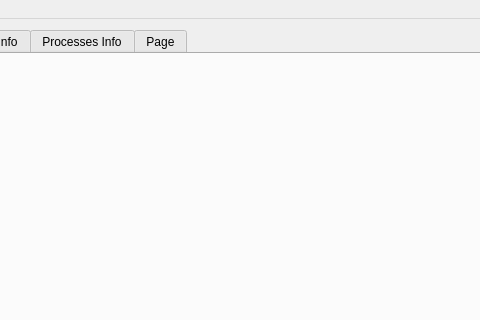
SeptiD/cpu_monitor, file designer2.ui: the form before one commit; both pictures show x 308 to 788 and y 0 to 320 of the 1091 by 597 pixel window.
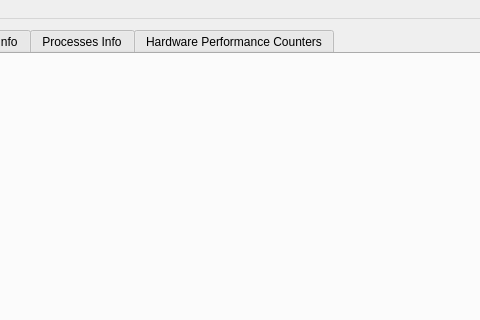
The form after the commit. The open tabs and pages were chosen to show the change.

Commit message: added title to hpc tab

The edit to the form file:
```diff
--- a/designer2.ui
+++ b/designer2.ui
@@ -85,7 +85,7 @@
       </widget>
       <widget class="QWidget" name="tab_hpc">
        <attribute name="title">
-        <string>Page</string>
+        <string>Hardware Performance Counters</string>
        </attribute>
        <layout class="QHBoxLayout" name="horizontalLayout_3" stretch="1,4">
         <item>
```
Left out of the diff: 2 changed lines with no effect on the pictures. The commit also changes 1 other file.
